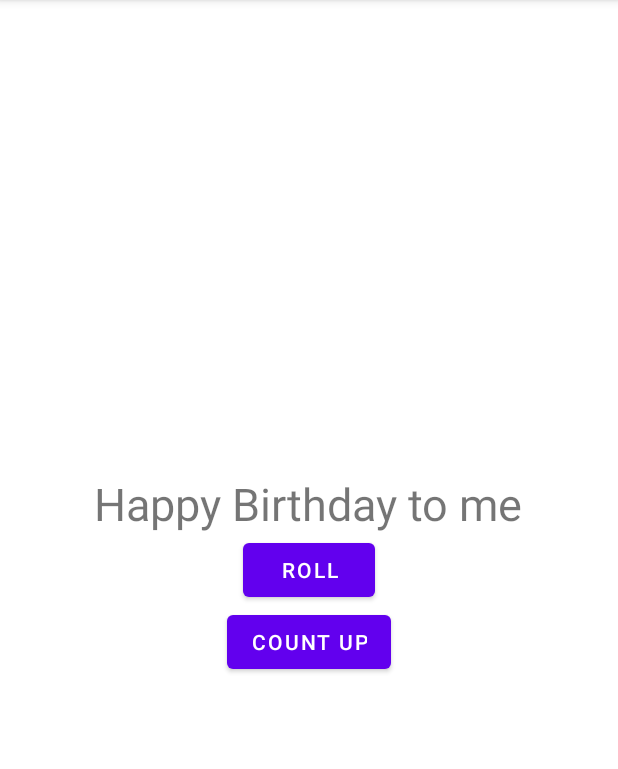
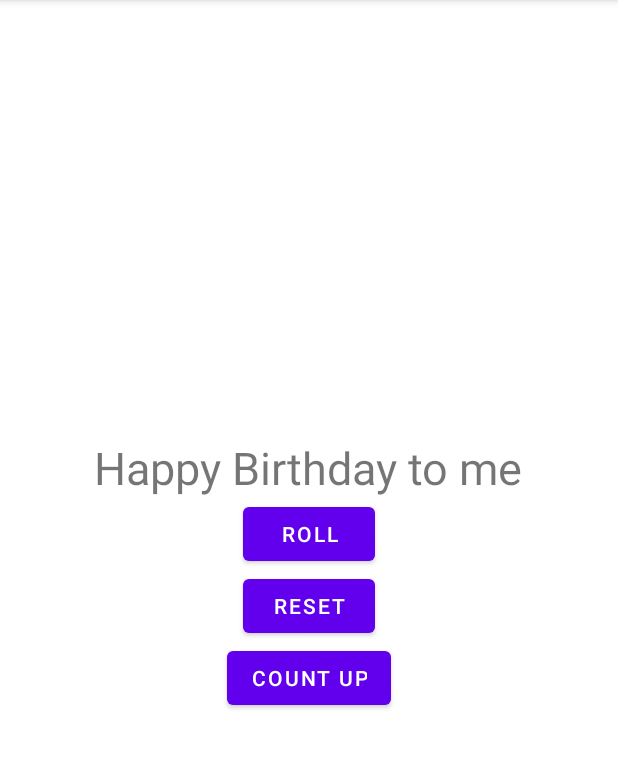
Before and after one commit to massana2110/AndroidAppsCourse, an Android app: the screen it shows after launch (MainActivity), on a phone screen of 412 x 824 dp, the part 84-853 px from its top. Run offline under Robolectric (Android 15) with nearby library versions, the phone set to English and light mode, and no system bars.

Commit message:
reset button functionality

```diff
--- a/MyFirstApp/app/src/main/java/com/example/myfirstapp/MainActivity.kt
+++ b/MyFirstApp/app/src/main/java/com/example/myfirstapp/MainActivity.kt
@@ -14,9 +14,11 @@ class MainActivity : AppCompatActivity() {
         val rollButton: Button = findViewById(R.id.roll_button)
         val countUpButton: Button = findViewById(R.id.count_up_button)
         val resultText: TextView = findViewById(R.id.result_text)
+        val resetButton: Button = findViewById(R.id.reset_button)
 
         rollButton.setOnClickListener { rollDice(resultText) }
         countUpButton.setOnClickListener { addOneToDice(resultText) }
+        resetButton.setOnClickListener { resetButton(resultText) }
     }
 
     private fun rollDice(resultText: TextView) {
@@ -36,4 +38,8 @@ class MainActivity : AppCompatActivity() {
             }
         }
     }
+
+    private fun resetButton(resultText: TextView) {
+        resultText.text = getString(R.string.message)
+    }
 }
--- a/MyFirstApp/app/src/main/res/layout/activity_main.xml
+++ b/MyFirstApp/app/src/main/res/layout/activity_main.xml
@@ -24,6 +24,13 @@
         android:layout_gravity="center_horizontal"/>
 
     <Button
+        android:id="@+id/reset_button"
+        android:layout_width="wrap_content"
+        android:layout_height="wrap_content"
+        android:text="@string/reset_text_button"
+        android:layout_gravity="center_horizontal"/>
+
+    <Button
         android:id="@+id/count_up_button"
         android:layout_width="wrap_content"
         android:layout_height="wrap_content"
--- a/MyFirstApp/app/src/main/res/values/strings.xml
+++ b/MyFirstApp/app/src/main/res/values/strings.xml
@@ -3,4 +3,5 @@
     <string name="message">Happy Birthday to me</string>
     <string name="roll_text_button">Roll</string>
     <string name="count_up_text_button">Count Up</string>
+    <string name="reset_text_button">Reset</string>
 </resources>
```
